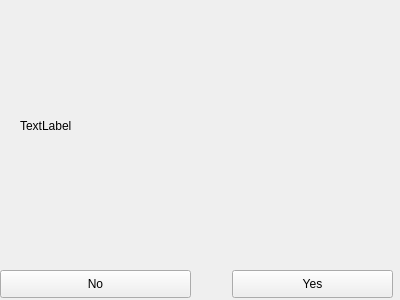
AgUrall/WebCamApp, file WebCamApp/picturedialog.ui: the form before one commit.
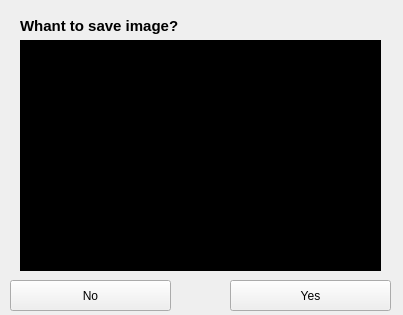
The form after the commit.

What changed in the file:
```diff
--- a/WebCamApp/picturedialog.ui
+++ b/WebCamApp/picturedialog.ui
@@ -6,8 +6,8 @@
    <rect>
     <x>0</x>
     <y>0</y>
-    <width>400</width>
-    <height>300</height>
+    <width>403</width>
+    <height>315</height>
    </rect>
   </property>
   <property name="windowTitle">
@@ -17,11 +17,14 @@
    <property name="geometry">
     <rect>
      <x>20</x>
-     <y>10</y>
+     <y>40</y>
      <width>361</width>
      <height>231</height>
     </rect>
    </property>
+   <property name="styleSheet">
+    <string notr="true">background-color: rgb(0, 0, 0);</string>
+   </property>
    <property name="text">
     <string>TextLabel</string>
    </property>
@@ -29,12 +32,24 @@
   <widget class="QPushButton" name="yesButton">
    <property name="geometry">
     <rect>
-     <x>232</x>
-     <y>270</y>
+     <x>230</x>
+     <y>280</y>
      <width>161</width>
-     <height>28</height>
+     <height>31</height>
     </rect>
    </property>
+   <property name="minimumSize">
+    <size>
+     <width>161</width>
+     <height>31</height>
+    </size>
+   </property>
+   <property name="maximumSize">
+    <size>
+     <width>161</width>
+     <height>31</height>
+    </size>
+   </property>
    <property name="text">
     <string>Yes</string>
    </property>
@@ -42,16 +57,48 @@
   <widget class="QPushButton" name="noButton">
    <property name="geometry">
     <rect>
-     <x>0</x>
-     <y>270</y>
-     <width>191</width>
-     <height>28</height>
+     <x>10</x>
+     <y>280</y>
+     <width>161</width>
+     <height>31</height>
     </rect>
    </property>
+   <property name="minimumSize">
+    <size>
+     <width>161</width>
+     <height>31</height>
+    </size>
+   </property>
+   <property name="maximumSize">
+    <size>
+     <width>161</width>
+     <height>31</height>
+    </size>
+   </property>
    <property name="text">
     <string>No</string>
    </property>
   </widget>
+  <widget class="QLabel" name="label_2">
+   <property name="geometry">
+    <rect>
+     <x>20</x>
+     <y>10</y>
+     <width>361</width>
+     <height>31</height>
+    </rect>
+   </property>
+   <property name="font">
+    <font>
+     <pointsize>11</pointsize>
+     <weight>75</weight>
+     <bold>true</bold>
+    </font>
+   </property>
+   <property name="text">
+    <string>Whant to save image?</string>
+   </property>
+  </widget>
  </widget>
  <layoutdefault spacing="6" margin="11"/>
  <resources/>
```
Left out of the diff: 2 changed lines with no effect on the pictures.
